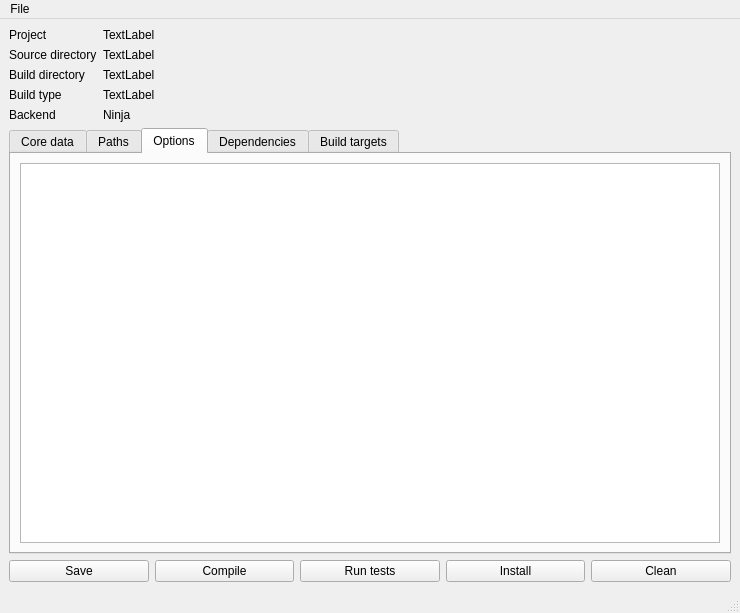
The window that mesonmain.ui (mesonbuild/meson) describes before a commit, drawn with Qt 5.
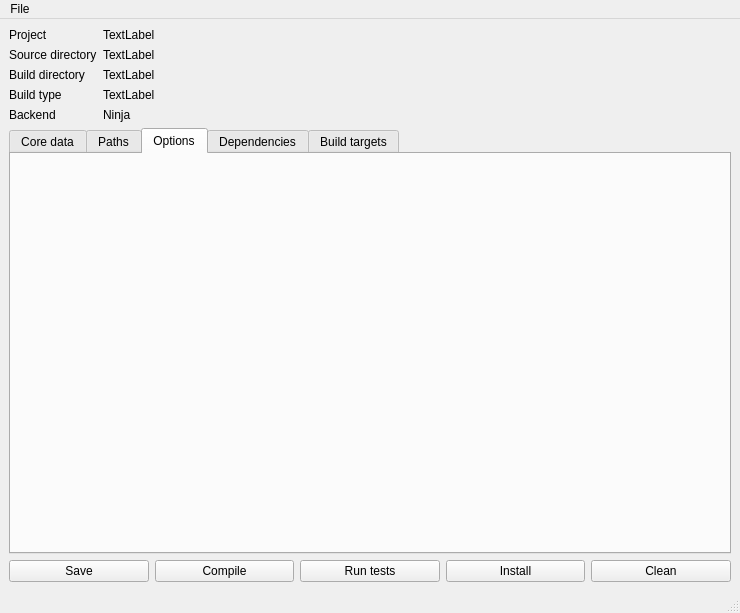
The same window after the commit. The open tabs and pages were chosen to show the change.

Commit message: Display options in a form.

```diff
--- a/mesonmain.ui
+++ b/mesonmain.ui
@@ -146,7 +146,7 @@
        </attribute>
        <layout class="QGridLayout" name="gridLayout_4">
         <item row="0" column="0">
-         <widget class="QListView" name="option_view"/>
+         <layout class="QFormLayout" name="option_form"/>
         </item>
        </layout>
       </widget>
```
Left out of the diff: 2 changed lines with no effect on the pictures. The commit also changes 1 other file.
